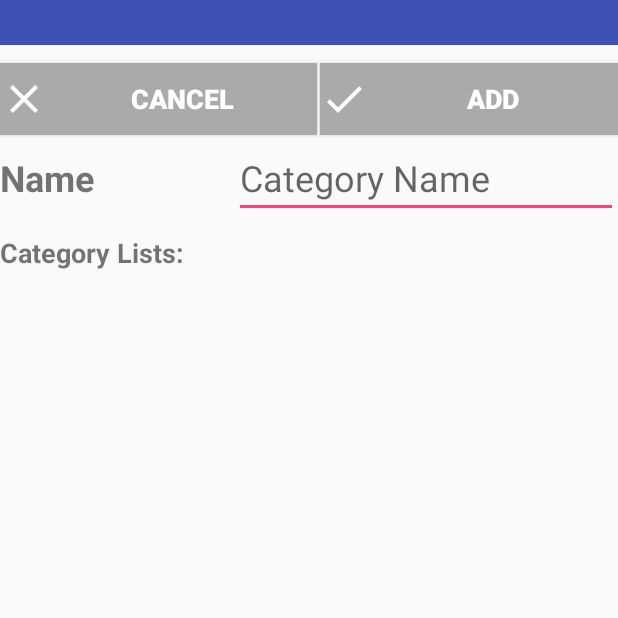
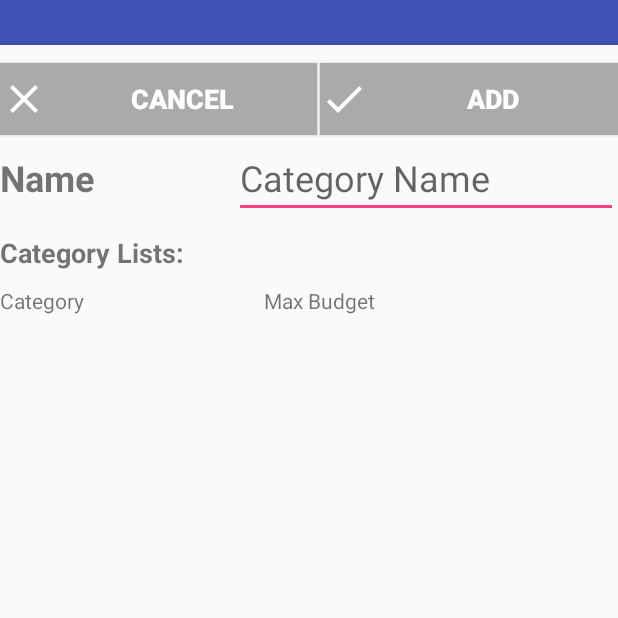
Before and after one commit to tgshelanskey/ManageExpense, an Android app: the Tab1 screen opened directly, with no data from a screen before it, on a phone screen of 412 x 824 dp, the top half of it. Run offline under Robolectric (Android 15) with nearby library versions, the light colour scheme and no system bars.

Commit message:
Merged in Pushpa's changes for adding currency

```diff
--- a/app/src/main/java/com/example/jasper/manageexpense/Tab1.java
+++ b/app/src/main/java/com/example/jasper/manageexpense/Tab1.java
@@ -81,6 +81,7 @@ public class Tab1 extends Activity {
     public void loadListView(){
         dbHelper = new DBHelper(getApplicationContext());
         listViews = dbHelper.getCategoryName();
+
         tab1_adapter = new Tab1_Adapter(getApplicationContext(), listViews);
         listView.setAdapter(tab1_adapter);
 
--- a/app/src/main/res/layout/tab1.xml
+++ b/app/src/main/res/layout/tab1.xml
@@ -105,6 +105,12 @@
 
     </LinearLayout>
 
+    <TextView
+        android:id="@+id/textView"
+        android:layout_width="match_parent"
+        android:layout_height="wrap_content"
+        android:text="Category                                    Max Budget" />
+
     <LinearLayout
         android:layout_width="wrap_content"
         android:layout_height="wrap_content"
--- a/app/src/main/res/layout/tab2.xml
+++ b/app/src/main/res/layout/tab2.xml
@@ -95,7 +95,8 @@
     <LinearLayout
         android:layout_width="match_parent"
         android:layout_height="wrap_content"
-        android:orientation="horizontal">
+        android:orientation="horizontal"
+        android:baselineAligned="false">
 
         <EditText
             android:id="@+id/editText"
@@ -110,6 +111,7 @@
             android:textColorLink="@android:color/background_dark"
             android:textSize="14sp"
             android:textStyle="bold" />
+
     </LinearLayout>
 
     <LinearLayout
```
